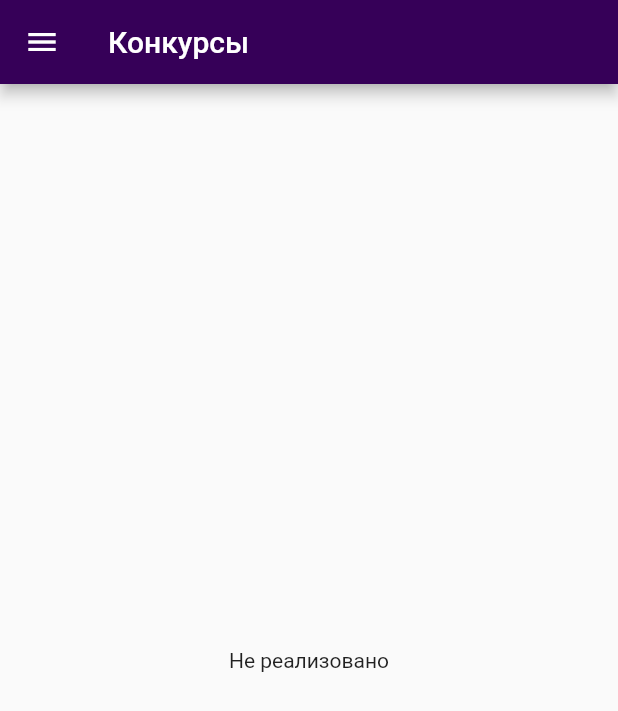
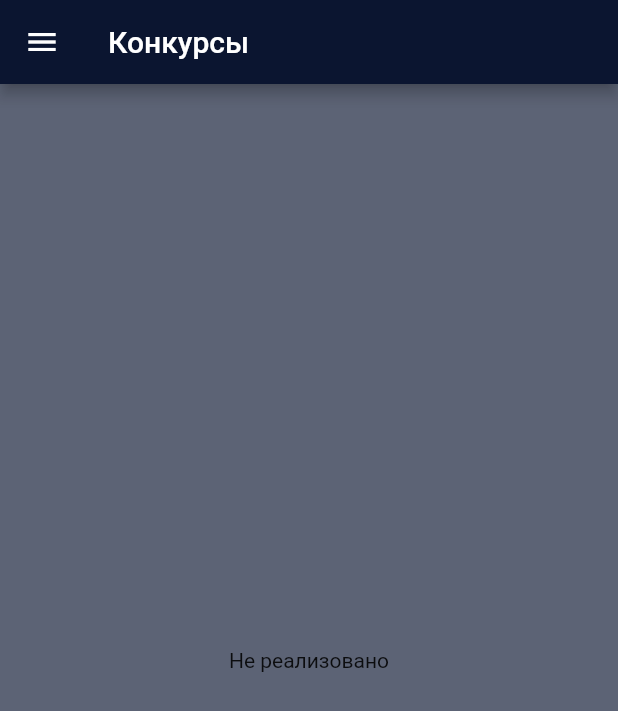
Before and after one commit to gpm80/RPI, a Flutter app: the CommonMenu widget shown alone on an empty page, opened directly, after a tap on "Конкурсы", on a phone screen of 412 x 824 dp. Shown: the top 711 px of the screen. Run offline on Flutter 3.47's test engine with Material 2 defaults, Android fonts, the phone set to English and light mode, and no system bars; our stand-ins replace charts_flutter.

Commit message:
Стиль

```diff
--- a/rpi-dash/lib/View.dart
+++ b/rpi-dash/lib/View.dart
@@ -13,6 +13,7 @@ class View extends StatelessWidget {
   @override
   Widget build(BuildContext context) {
     return Scaffold(
+      backgroundColor: Color(0xaa0b1530),
       appBar: AppBar(
         title: Text(this._title),
       ),
--- a/rpi-dash/lib/main.dart
+++ b/rpi-dash/lib/main.dart
@@ -15,7 +15,7 @@ void main() {
     ],
     locale: Locale('ru', 'RU'),
     supportedLocales: const <Locale>[Locale('ru', 'RU')],
-    theme: ThemeData.light().copyWith(primaryColor: Color(0xFF360058)),
+    theme: ThemeData.light().copyWith(primaryColor: Color(0xFF0b1530)),
     initialRoute: '/',
     routes: _initRoutes(),
   ));
@@ -46,14 +46,19 @@ class CommonMenu extends StatelessWidget {
           DrawerHeader(
             decoration: BoxDecoration(
                 color: Theme.of(context).primaryColor,
-            ),
+                image: DecorationImage(
+                    image: AssetImage("logo.png"),
+                    alignment: Alignment.bottomLeft,
+                    fit: BoxFit.contain)),
+            child: Align(
+                alignment: Alignment.bottomRight,
                 child: Text(
-              'RPI-админка',
+                  'ROSSETI',
                   style: TextStyle(
                     color: Colors.white,
                     fontSize: 24,
                   ),
-            ),
+                )),
           ),
           _createMenuItem(context, 'Статистика', '/', icon: Icons.bar_chart),
           _createMenuItem(context, 'Топ решений', '/top', icon: Icons.topic),
```
Also changed, not shown: rpi-dash/pubspec.yaml (+5 -4 lines), rpi-dash/assets/logo.png (added). Lines whose indentation alone changed are shown as unchanged.
